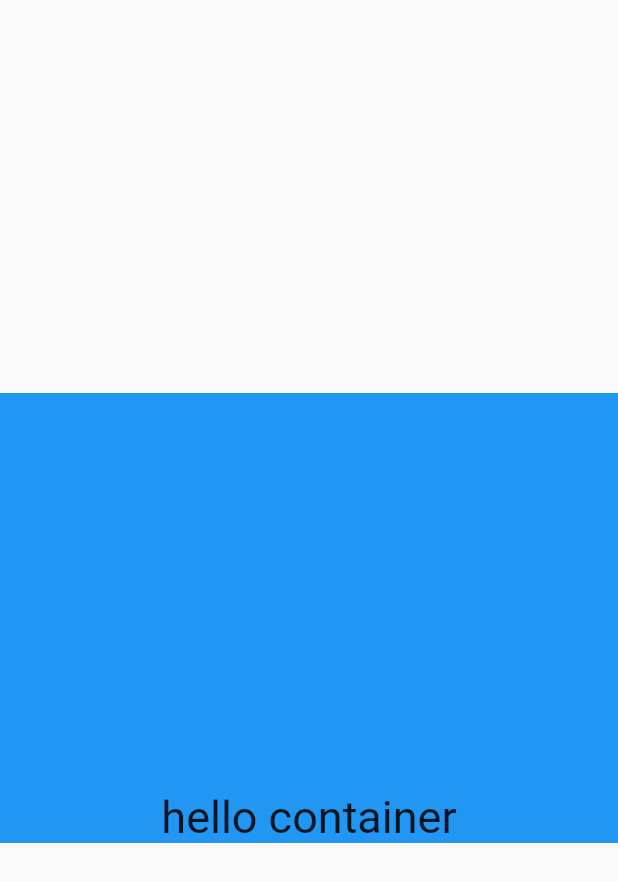
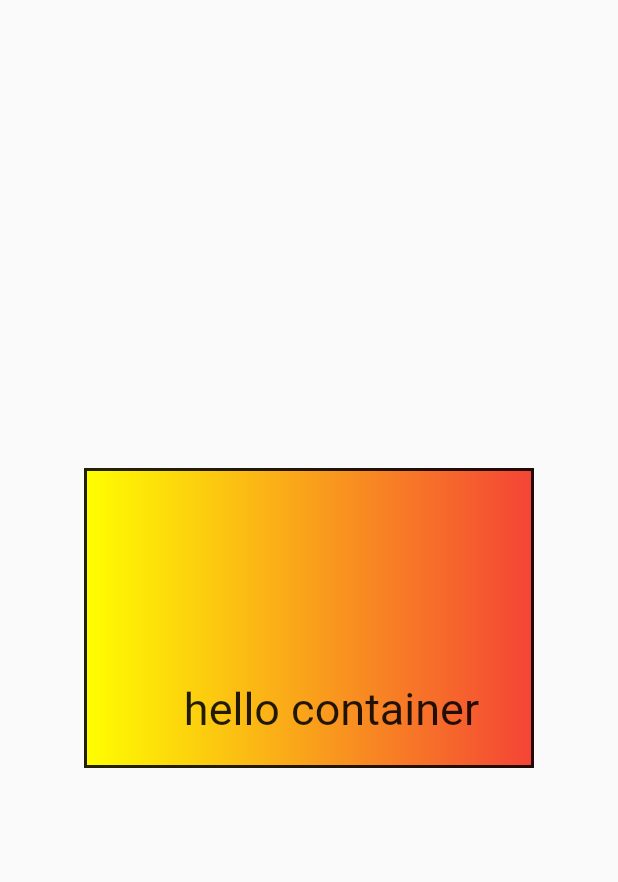
Before and after one commit to sRect/flutter, a Flutter app: the screen it shows after launch, on a phone screen of 412 x 824 dp. Shown: the top 882 px of the screen. Run offline on Flutter 3.47's test engine with Material 2 defaults, Android fonts, the phone set to English and light mode, and no system bars.

Commit message:
:construction: feat: Container组件

```diff
--- a/lib/main.dart
+++ b/lib/main.dart
@@ -18,9 +18,24 @@ class MyApp extends StatelessWidget {
               ),
             ),
             alignment: Alignment.bottomCenter,
-            width: 500,
-            height: 300,
-            color: Colors.blue,
+            width: 300,
+            height: 200,
+            // color: Colors.blue,
+            // padding: const EdgeInsets.all(50.0), // 内边距上下左右全为10
+            padding: const EdgeInsets.fromLTRB(40.0, 50.0, 10.0, 20.0),
+            margin: const EdgeInsets.all(20),
+            // 如果设置了decoration属性，就要去除上面的color属性
+            decoration: new BoxDecoration(
+              // 背景色渐变
+              gradient: const LinearGradient(
+                colors: [Colors.yellowAccent, Colors.red],
+              ),
+              // 边框
+              border: Border.all(
+                width: 2.0,
+                color: Colors.black87,
+              ),
+            ),
           ),
         ),
       ),
```
